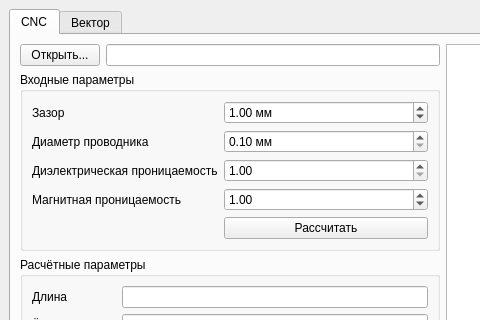
The window that mainwindow.ui (igrekus/coil) describes before a commit, drawn with Qt 5; both pictures show x 0 to 480 and y 0 to 320 of the 1166 by 749 pixel window.
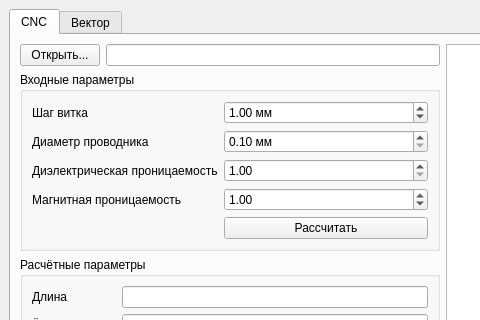
The same window after the commit.

Commit message: FIX: rename wire_gap ui control to better indicate meaning

```diff
--- a/mainwindow.ui
+++ b/mainwindow.ui
@@ -50,7 +50,7 @@
              <item row="0" column="0">
               <widget class="QLabel" name="lblWireGap">
                <property name="text">
-                <string>Зазор</string>
+                <string>Шаг витка</string>
                </property>
               </widget>
              </item>
```
